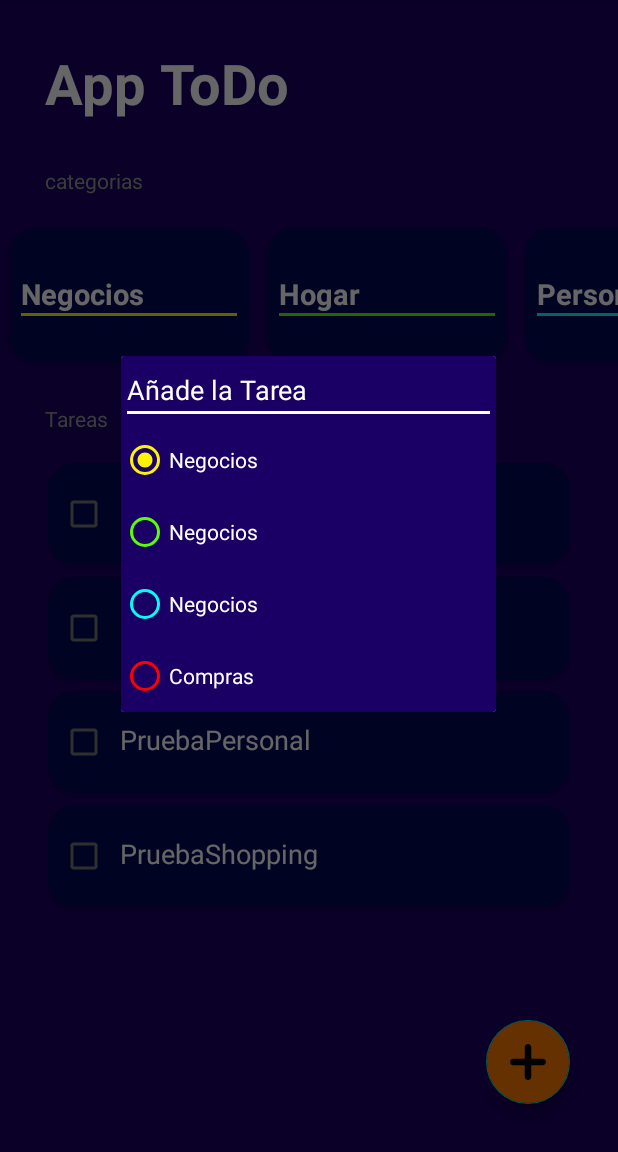
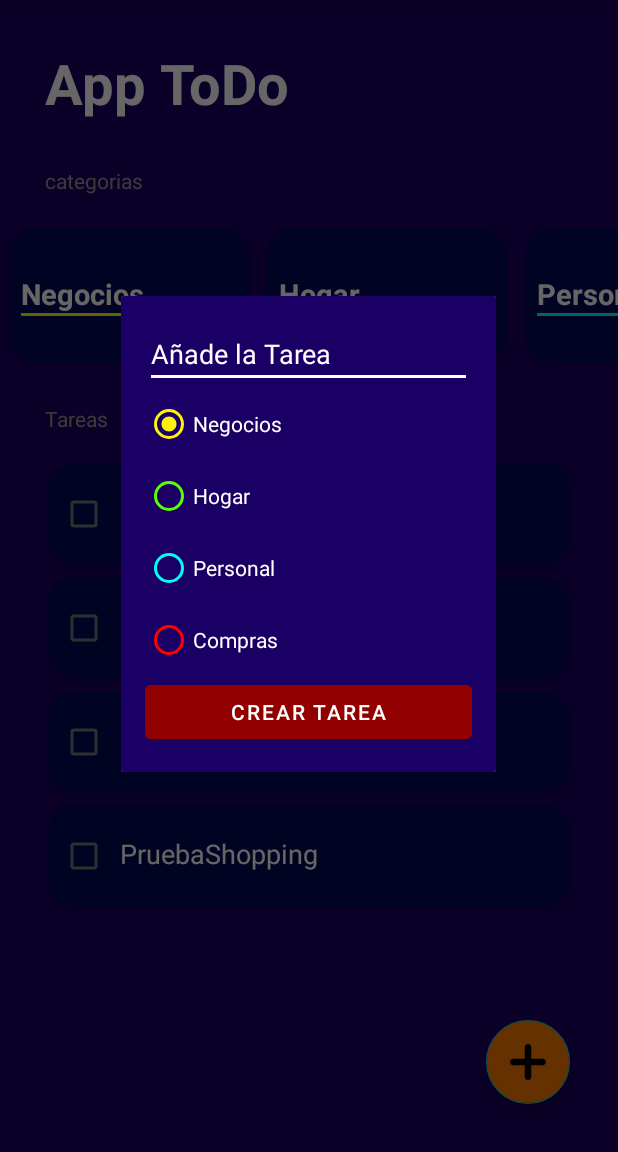
Before and after one commit to Talaf37/To-Do-practica, an Android app: the screen it shows after launch (MainActivity), after a tap on an icon or button, on a phone screen of 412 x 824 dp, the part 84-1236 px from its top. Run offline under Robolectric (Android 15) with nearby library versions, the phone set to English and light mode, and no system bars.

```diff
--- a/app/src/main/java/com/example/todo_app/MainActivity.kt
+++ b/app/src/main/java/com/example/todo_app/MainActivity.kt
@@ -3,6 +3,10 @@ package com.example.todo_app
 import android.app.Dialog
 import androidx.appcompat.app.AppCompatActivity
 import android.os.Bundle
+import android.widget.Button
+import android.widget.EditText
+import android.widget.RadioButton
+import android.widget.RadioGroup
 import androidx.recyclerview.widget.LinearLayoutManager
 import androidx.recyclerview.widget.RecyclerView
 import com.example.myapplication.R
@@ -48,6 +52,26 @@ class MainActivity : AppCompatActivity() {
     private fun ShowDialog(){
         val dialog = Dialog(this)
         dialog.setContentView(R.layout.dialog_task)
+
+        val btnAddTask: Button = dialog.findViewById(R.id.btnAddTask)
+        val etTask: EditText = dialog.findViewById(R.id.etTask)
+        val rgCategories: RadioGroup = dialog.findViewById(R.id.rgCategories)
+
+        btnAddTask.setOnClickListener {
+            val selectedId = rgCategories.checkedRadioButtonId
+            val selectedRadioButton:RadioButton = rgCategories.findViewById(selectedId)
+            val currentCategory:TaskCategory = when(selectedRadioButton.text){
+                "Negocios" -> Business
+                "Personal" -> Personal
+                "Hogar" -> Home
+                else -> Shopping
+            }
+
+            tasks.add(Task(etTask.text.toString(), currentCategory))
+            updateTasks()
+            dialog.hide()
+        }
+
         dialog.show()
     }
 
@@ -66,4 +90,9 @@ class MainActivity : AppCompatActivity() {
         rvTasks.layoutManager = LinearLayoutManager(this)
         rvTasks.adapter = tasksAdapter
     }
+
+    private fun updateTasks() {
+        tasksAdapter.notifyDataSetChanged()
+
+    }
 }
--- a/app/src/main/res/layout/dialog_task.xml
+++ b/app/src/main/res/layout/dialog_task.xml
@@ -4,6 +4,7 @@
     android:layout_width="250dp"
     android:layout_height="wrap_content"
     android:orientation="vertical"
+    android:padding="16dp"
     android:background="@color/BackgroundColor">
 
     <EditText
@@ -33,7 +34,7 @@
             android:id="@+id/rbHome"
             android:layout_width="match_parent"
             android:layout_height="wrap_content"
-            android:text="@string/negocios"
+            android:text="@string/home"
             android:checked="false"
             android:textColor="@color/white"
             android:buttonTint="@color/home_category"
@@ -42,7 +43,7 @@
             android:id="@+id/rbPersonal"
             android:layout_width="match_parent"
             android:layout_height="wrap_content"
-            android:text="@string/negocios"
+            android:text="@string/personal"
             android:checked="false"
             android:textColor="@color/white"
             android:buttonTint="@color/personal_category"
@@ -59,4 +60,12 @@
 
     </RadioGroup>
 
+    <Button
+        android:id="@+id/btnAddTask"
+        android:layout_width="match_parent"
+        android:layout_height="wrap_content"
+        android:backgroundTint="@color/AddTask"
+        android:text="@string/CreateTask"
+        />
+
 </LinearLayout>
--- a/app/src/main/res/values/colors.xml
+++ b/app/src/main/res/values/colors.xml
@@ -17,4 +17,5 @@
     <color name="personal_category">#00FFF3</color>
     <color name="shopping_category">#FF0000</color>
     <color name="FabAddTask">#FF7C00</color>
+    <color name="AddTask">#920000</color>
 </resources>
--- a/app/src/main/res/values/strings.xml
+++ b/app/src/main/res/values/strings.xml
@@ -12,4 +12,7 @@
     <string name="Añadir_tarea">Añade la Tarea</string>
     <string name="negocios">Negocios</string>
     <string name="Shoping">Compras</string>
+    <string name="CreateTask">Crear Tarea</string>
+    <string name="home">Hogar</string>
+    <string name="personal">Personal</string>
 </resources>
```
